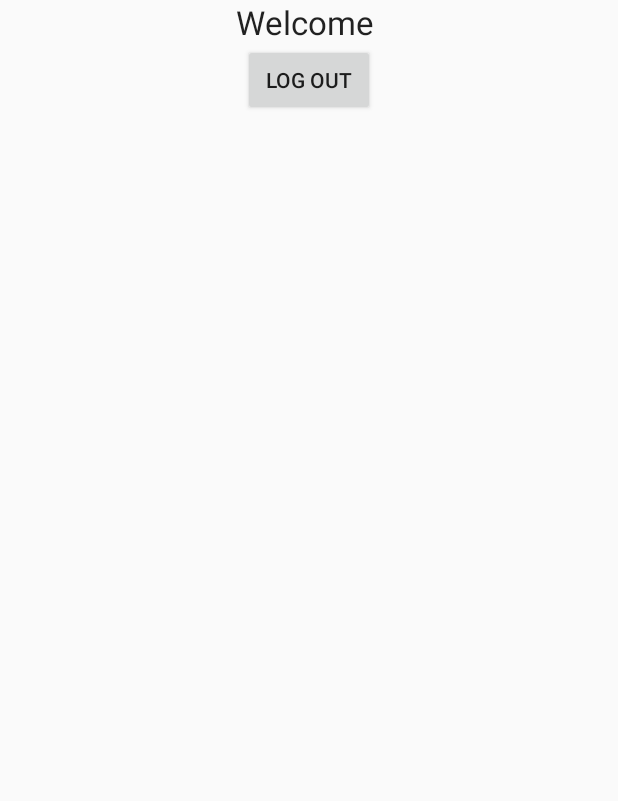
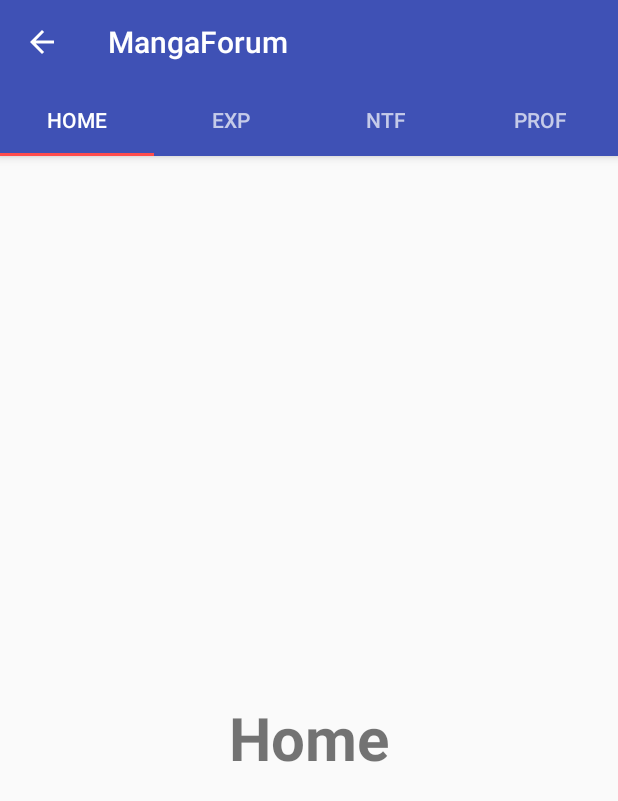
Before and after one commit to willardshikami/MangaForum, an Android app: the screen it shows after launch once a user with an empty profile is signed in (BodyActivity before the commit, MainActivity after it), on a phone screen of 412 x 824 dp. Shown: the top 801 px of the screen. Run offline under Robolectric (Android 15) with nearby library versions, the phone set to English and light mode, and no system bars; our stand-ins replace Firebase (no records; nobody signed in at launch, a user with empty details on screens opened directly).

Commit message:
added fragments

```diff
--- a/app/build.gradle
+++ b/app/build.gradle
@@ -25,6 +25,8 @@ dependencies {
     compile 'com.android.support:appcompat-v7:24.2.1'
     compile 'com.google.firebase:firebase-core:9.6.1'
     compile 'com.google.firebase:firebase-auth:9.6.1'
+    compile 'com.android.support:appcompat-v7:24.2.1'
+    compile 'com.android.support:design:24.2.1'
 }
 
 apply plugin: 'com.google.gms.google-services'
--- /dev/null
+++ b/app/src/main/java/com/example/willardpc/mangaforum/ExploreFragment.java
@@ -0,0 +1,27 @@
+package com.example.willardpc.mangaforum;
+
+import android.os.Bundle;
+import android.view.LayoutInflater;
+import android.support.v4.app.Fragment;
+import android.view.View;
+import android.view.ViewGroup;
+
+public class ExploreFragment extends Fragment {
+
+    public ExploreFragment() {
+        // Required empty public constructor
+    }
+
+    @Override
+    public void onCreate(Bundle savedInstanceState) {
+        super.onCreate(savedInstanceState);
+    }
+
+    @Override
+    public View onCreateView(LayoutInflater inflater, ViewGroup container,
+                             Bundle savedInstanceState) {
+        // Inflate the layout for this fragment
+        return inflater.inflate(R.layout.fragment_explore, container, false);
+    }
+
+}
--- /dev/null
+++ b/app/src/main/java/com/example/willardpc/mangaforum/HomeFragment.java
@@ -0,0 +1,27 @@
+package com.example.willardpc.mangaforum;
+
+import android.os.Bundle;
+import android.view.LayoutInflater;
+import android.support.v4.app.Fragment;
+import android.view.View;
+import android.view.ViewGroup;
+
+public class HomeFragment extends Fragment {
+
+    public HomeFragment() {
+        // Required empty public constructor
+    }
+
+    @Override
+    public void onCreate(Bundle savedInstanceState) {
+        super.onCreate(savedInstanceState);
+    }
+
+    @Override
+    public View onCreateView(LayoutInflater inflater, ViewGroup container,
+                             Bundle savedInstanceState) {
+        // Inflate the layout for this fragment
+        return inflater.inflate(R.layout.fragment_home, container, false);
+    }
+
+}
--- a/app/src/main/java/com/example/willardpc/mangaforum/LoginActivity.java
+++ b/app/src/main/java/com/example/willardpc/mangaforum/LoginActivity.java
@@ -39,7 +39,7 @@ public class LoginActivity extends Activity implements View.OnClickListener{
             if (firebaseAuth.getCurrentUser() != null){
                 //START PROFILE ACTIVITY
                 finish();
-                startActivity(new Intent(getApplicationContext(), BodyActivity.class));
+                startActivity(new Intent(getApplicationContext(), MainActivity.class));
             }
         }
 
@@ -86,7 +86,7 @@ public class LoginActivity extends Activity implements View.OnClickListener{
 
                         if (task.isSuccessful()){
                             finish();
-                            startActivity(new Intent(getApplicationContext(), BodyActivity.class));
+                            startActivity(new Intent(getApplicationContext(), MainActivity.class));
                         }
                     }
                 });
--- a/app/src/main/java/com/example/willardpc/mangaforum/MainActivity.java
+++ b/app/src/main/java/com/example/willardpc/mangaforum/MainActivity.java
@@ -1,13 +1,75 @@
 package com.example.willardpc.mangaforum;
 
+import android.os.Bundle;
+import android.support.design.widget.TabLayout ;
+import android.support.v4.app.Fragment;
+import android.support.v4.app.FragmentManager;
+import android.support.v4.app.FragmentPagerAdapter;
+import android.support.v4.view.ViewPager;
 import android.support.v7.app.AppCompatActivity;
-import android.os.Bundle;
+import android.support.v7.widget.Toolbar;
+
+import java.util.ArrayList;
+import java.util.List;
 
 public class MainActivity extends AppCompatActivity {
+
+    private Toolbar toolbar;
+    private TabLayout tabLayout;
+    private ViewPager viewPager;
 
     @Override
     protected void onCreate(Bundle savedInstanceState) {
         super.onCreate(savedInstanceState);
         setContentView(R.layout.activity_main);
+
+        toolbar = (Toolbar) findViewById(R.id.toolbar);
+        setSupportActionBar(toolbar);
+
+        getSupportActionBar().setDisplayHomeAsUpEnabled(true);
+
+        viewPager = (ViewPager) findViewById(R.id.viewpager);
+        setupViewPager(viewPager);
+
+        tabLayout = (TabLayout) findViewById(R.id.tabs);
+        tabLayout.setupWithViewPager(viewPager);
+    }
+
+    private void setupViewPager(ViewPager viewPager) {
+        ViewPagerAdapter adapter = new ViewPagerAdapter(getSupportFragmentManager());
+        adapter.addFragment(new HomeFragment(), "Home");
+        adapter.addFragment(new ExploreFragment(), "Exp");
+        adapter.addFragment(new NotificationFragment(), "Ntf");
+        adapter.addFragment(new ProfileFragment(), "Prof");
+        viewPager.setAdapter(adapter);
+    }
+
+    class ViewPagerAdapter extends FragmentPagerAdapter {
+        private final List<Fragment> mFragmentList = new ArrayList<>();
+        private final List<String> mFragmentTitleList = new ArrayList<>();
+
+        public ViewPagerAdapter(FragmentManager manager) {
+            super(manager);
+        }
+
+        @Override
+        public Fragment getItem(int position) {
+            return mFragmentList.get(position);
+        }
+
+        @Override
+        public int getCount() {
+            return mFragmentList.size();
+        }
+
+        public void addFragment(Fragment fragment, String title) {
+            mFragmentList.add(fragment);
+            mFragmentTitleList.add(title);
+        }
+
+        @Override
+        public CharSequence getPageTitle(int position) {
+            return mFragmentTitleList.get(position);
+        }
     }
 }
--- /dev/null
+++ b/app/src/main/java/com/example/willardpc/mangaforum/NotificationFragment.java
@@ -0,0 +1,27 @@
+package com.example.willardpc.mangaforum;
+
+import android.os.Bundle;
+import android.view.LayoutInflater;
+import android.support.v4.app.Fragment;
+import android.view.View;
+import android.view.ViewGroup;
+
+public class NotificationFragment extends Fragment {
+
+    public NotificationFragment() {
+        // Required empty public constructor
+    }
+
+    @Override
+    public void onCreate(Bundle savedInstanceState) {
+        super.onCreate(savedInstanceState);
+    }
+
+    @Override
+    public View onCreateView(LayoutInflater inflater, ViewGroup container,
+                             Bundle savedInstanceState) {
+        // Inflate the layout for this fragment
+        return inflater.inflate(R.layout.fragment_notification, container, false);
+    }
+
+}
--- /dev/null
+++ b/app/src/main/java/com/example/willardpc/mangaforum/ProfileFragment.java
@@ -0,0 +1,27 @@
+package com.example.willardpc.mangaforum;
+
+import android.os.Bundle;
+import android.view.LayoutInflater;
+import android.support.v4.app.Fragment;
+import android.view.View;
+import android.view.ViewGroup;
+
+public class ProfileFragment extends Fragment{
+
+    public ProfileFragment() {
+        // Required empty public constructor
+    }
+
+    @Override
+    public void onCreate(Bundle savedInstanceState) {
+        super.onCreate(savedInstanceState);
+    }
+
+    @Override
+    public View onCreateView(LayoutInflater inflater, ViewGroup container,
+                             Bundle savedInstanceState) {
+        // Inflate the layout for this fragment
+        return inflater.inflate(R.layout.fragment_profile, container, false);
+    }
+
+}
--- a/app/src/main/java/com/example/willardpc/mangaforum/RegisterActivity.java
+++ b/app/src/main/java/com/example/willardpc/mangaforum/RegisterActivity.java
@@ -41,7 +41,7 @@ public class RegisterActivity extends AppCompatActivity implements View.OnClickL
             if (firebaseAuth.getCurrentUser() != null){
                 //START PROFILE ACTIVITY
                 finish();
-                startActivity(new Intent(getApplicationContext(), BodyActivity.class));
+                startActivity(new Intent(getApplicationContext(), MainActivity.class));
             }
         }
 
@@ -93,7 +93,7 @@ public class RegisterActivity extends AppCompatActivity implements View.OnClickL
                             //USER RESGISTERED SUCCESSFULLY
                             //PROFILE ACTIVITY STARTS HERE
                                 finish();
-                                startActivity(new Intent(getApplicationContext(), BodyActivity.class));
+                                startActivity(new Intent(getApplicationContext(), MainActivity.class));
 
                         }else {
                             Toast.makeText(RegisterActivity.this, "Failed to register, please try again", Toast.LENGTH_SHORT).show();
--- a/app/src/main/res/layout/activity_main.xml
+++ b/app/src/main/res/layout/activity_main.xml
@@ -1,16 +1,34 @@
 <?xml version="1.0" encoding="utf-8"?>
-<RelativeLayout xmlns:android="http://schemas.android.com/apk/res/android"
-    xmlns:tools="http://schemas.android.com/tools"
+<android.support.design.widget.CoordinatorLayout
+    xmlns:android="http://schemas.android.com/apk/res/android"
+    xmlns:app="http://schemas.android.com/apk/res-auto"
     android:layout_width="match_parent"
-    android:layout_height="match_parent"
-    android:paddingBottom="@dimen/activity_vertical_margin"
-    android:paddingLeft="@dimen/activity_horizontal_margin"
-    android:paddingRight="@dimen/activity_horizontal_margin"
-    android:paddingTop="@dimen/activity_vertical_margin"
-    tools:context="com.example.willardpc.mangaforum.MainActivity">
+    android:layout_height="match_parent">
 
-    <TextView
-        android:layout_width="wrap_content"
+    <android.support.design.widget.AppBarLayout
+        android:layout_width="match_parent"
         android:layout_height="wrap_content"
-        android:text="Hello World!" />
-</RelativeLayout>
+        android:theme="@style/ThemeOverlay.AppCompat.Dark.ActionBar">
+
+        <android.support.v7.widget.Toolbar
+            android:id="@+id/toolbar"
+            android:layout_width="match_parent"
+            android:layout_height="?attr/actionBarSize"
+            android:background="?attr/colorPrimary"
+            app:layout_scrollFlags="scroll|enterAlways"
+            app:popupTheme="@style/ThemeOverlay.AppCompat.Light" />
+
+        <android.support.design.widget.TabLayout
+            android:id="@+id/tabs"
+            android:layout_width="match_parent"
+            android:layout_height="wrap_content"
+            app:tabMode="fixed"
+            app:tabGravity="fill"/>
+    </android.support.design.widget.AppBarLayout>
+
+    <android.support.v4.view.ViewPager
+        android:id="@+id/viewpager"
+        android:layout_width="match_parent"
+        android:layout_height="match_parent"
+        app:layout_behavior="@string/appbar_scrolling_view_behavior"  />
+</android.support.design.widget.CoordinatorLayout>
--- /dev/null
+++ b/app/src/main/res/layout/fragment_home.xml
@@ -0,0 +1,15 @@
+<?xml version="1.0" encoding="utf-8"?>
+<RelativeLayout xmlns:android="http://schemas.android.com/apk/res/android"
+    android:layout_width="match_parent"
+    android:layout_height="match_parent">
+
+
+    <TextView
+        android:layout_width="wrap_content"
+        android:layout_height="wrap_content"
+        android:text="Home"
+        android:textSize="40dp"
+        android:textStyle="bold"
+        android:layout_centerInParent="true"/>
+
+</RelativeLayout>
--- a/app/src/main/res/values/styles.xml
+++ b/app/src/main/res/values/styles.xml
@@ -3,6 +3,8 @@
     <!-- Base application theme. -->
     <style name="AppTheme" parent="Theme.AppCompat.Light.NoActionBar">
         <!-- Customize your theme here. -->
+        <item name="windowNoTitle">true</item>
+        <item name="windowActionBar">false</item>
         <item name="colorPrimary">@color/colorPrimary</item>
         <item name="colorPrimaryDark">@color/colorPrimaryDark</item>
         <item name="colorAccent">@color/colorAccent</item>
```
Also changed, not shown: app/src/main/res/layout/fragment_explore.xml (added, +14 -0 lines), app/src/main/res/layout/fragment_notification.xml (added, +14 -0 lines), app/src/main/res/layout/fragment_profile.xml (added, +14 -0 lines), 1 other file.
